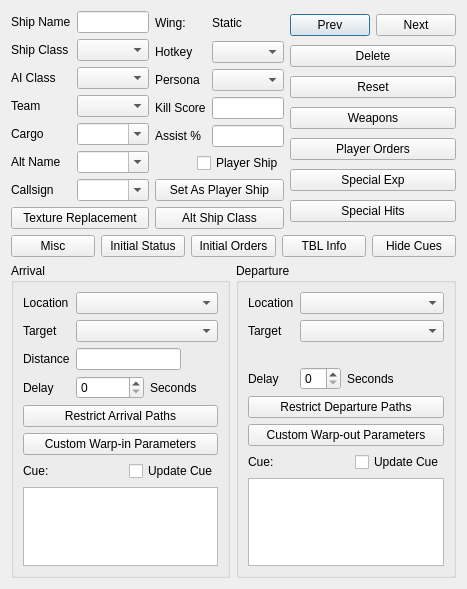
The window that qtfred/ui/ShipEditorDialog.ui (scp-fs2open/fs2open.github.com) describes before a commit, drawn with Qt 5.
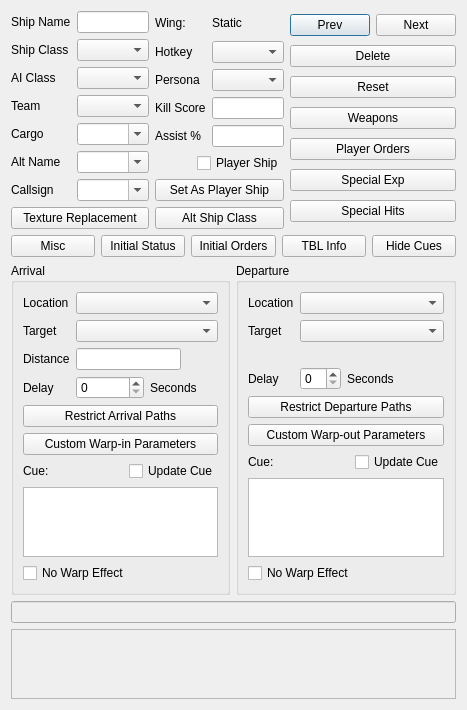
The same window after the commit. Custom widgets are drawn as their Qt base class.

Commit message: Enable/Disable Ship UI

What changed in the file:
```diff
--- a/qtfred/ui/ShipEditorDialog.ui
+++ b/qtfred/ui/ShipEditorDialog.ui
@@ -6,8 +6,8 @@
    <rect>
     <x>0</x>
     <y>0</y>
-    <width>432</width>
-    <height>589</height>
+    <width>464</width>
+    <height>674</height>
    </rect>
   </property>
   <property name="sizePolicy">
@@ -472,6 +472,13 @@
           <item>
            <widget class="fso::fred::sexp_tree" name="arrivalTree"/>
           </item>
+          <item>
+           <widget class="QCheckBox" name="noArrivalWarpCheckBox">
+            <property name="text">
+             <string>No Warp Effect</string>
+            </property>
+           </widget>
+          </item>
          </layout>
         </widget>
        </item>
@@ -566,7 +573,7 @@
            </widget>
           </item>
           <item>
-           <widget class="QPushButton" name="customWarpinButton">
+           <widget class="QPushButton" name="customWarpoutButton">
             <property name="text">
              <string>Custom Warp-out Parameters</string>
             </property>
@@ -595,7 +602,7 @@
              </spacer>
             </item>
             <item>
-             <widget class="QCheckBox" name="updateCueCheckBox">
+             <widget class="QCheckBox" name="updateDepartureCueCheckBox">
               <property name="text">
                <string>Update Cue</string>
               </property>
@@ -606,11 +613,32 @@
           <item>
            <widget class="fso::fred::sexp_tree" name="departureTree"/>
           </item>
+          <item>
+           <widget class="QCheckBox" name="noDepartureWarpCheckBox">
+            <property name="text">
+             <string>No Warp Effect</string>
+            </property>
+           </widget>
+          </item>
          </layout>
         </widget>
        </item>
       </layout>
      </item>
+     <item>
+      <widget class="QLineEdit" name="HelpTitle">
+       <property name="enabled">
+        <bool>false</bool>
+       </property>
+      </widget>
+     </item>
+     <item>
+      <widget class="QTextEdit" name="helpText">
+       <property name="enabled">
+        <bool>false</bool>
+       </property>
+      </widget>
+     </item>
     </layout>
    </item>
   </layout>
```
Left out of the diff: 24 changed lines with no effect on the pictures. The commit also changes 8 other files.
